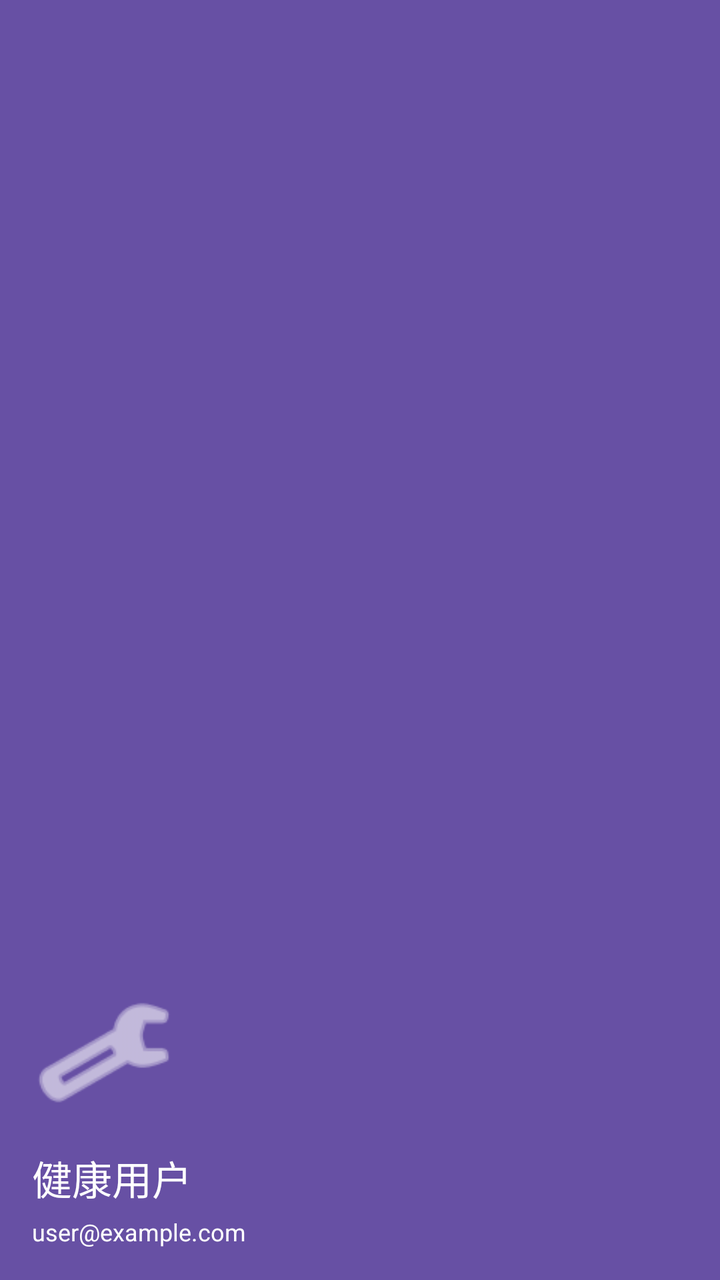
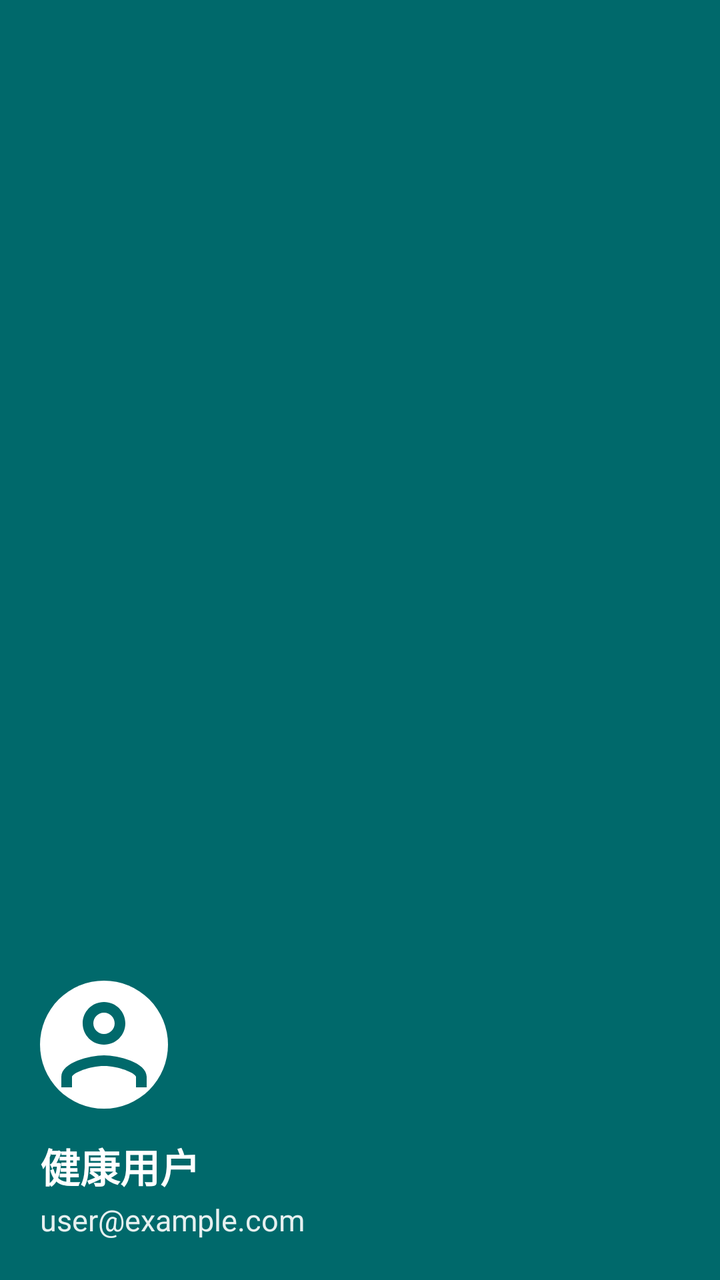

Before-and-after screenshots of an Android layout around one commit, followed by the original layout XML and the change that was made.
<!-- AndroidManifest.xml: application theme Theme.AIHealth_ALL -->
<!-- res/layout/nav_header.xml -->
<?xml version="1.0" encoding="utf-8"?>
<LinearLayout xmlns:android="http://schemas.android.com/apk/res/android"
    xmlns:app="http://schemas.android.com/apk/res-auto"
    android:layout_width="match_parent"
    android:layout_height="180dp"
    android:background="@color/primary"
    android:gravity="bottom"
    android:orientation="vertical"
    android:padding="16dp"
    android:theme="@style/ThemeOverlay.AppCompat.Dark">

    <ImageView
        android:layout_width="72dp"
        android:layout_height="72dp"
        android:src="@android:drawable/ic_menu_manage"
        android:contentDescription="用户头像"
        app:tint="@color/white" />

    <TextView
        android:id="@+id/tv_username"
        android:layout_width="wrap_content"
        android:layout_height="wrap_content"
        android:layout_marginTop="12dp"
        android:text="健康用户"
        android:textAppearance="@style/TextAppearance.AppCompat.Title"
        android:textColor="@color/white" />

    <TextView
        android:id="@+id/tv_email"
        android:layout_width="wrap_content"
        android:layout_height="wrap_content"
        android:layout_marginTop="4dp"
        android:text="user@example.com"
        android:textAppearance="@style/TextAppearance.AppCompat.Caption"
        android:textColor="@color/white" />

</LinearLayout>
<!-- resources referenced by this layout -->
<resources>
  <color name="primary">#6750A4</color>
  <style name="Theme.AIHealth_ALL" parent="Theme.MaterialComponents.DayNight.NoActionBar">
          
          <item name="colorPrimary">@color/primary</item>
          <item name="colorPrimaryVariant">@color/primary_dark</item>
          <item name="colorOnPrimary">@color/white</item>
  
          
          <item name="colorSecondary">@color/secondary</item>
          <item name="colorSecondaryVariant">@color/secondary_dark</item>
          <item name="colorOnSecondary">@color/white</item>
  
          
          <item name="android:statusBarColor">?attr/colorPrimaryVariant</item>
  
          
          <item name="android:windowBackground">@color/background</item>
  
          
          <item name="materialButtonStyle">@style/Widget.MaterialComponents.Button</item>
          <item name="materialButtonOutlinedStyle">@style/Widget.MaterialComponents.Button.OutlinedButton</item>
      </style>
  <color name="primary_dark">#4F378B</color>
  <color name="secondary">#625B71</color>
  <color name="secondary_dark">#4A4458</color>
  <color name="background">#FFFBFE</color>
  <!-- unchanged entries left out for length: 1 -->
</resources>

<!-- the commit's change to res/layout/nav_header.xml (unified diff, before → after) -->
@@ -2,36 +2,36 @@
 <LinearLayout xmlns:android="http://schemas.android.com/apk/res/android"
     xmlns:app="http://schemas.android.com/apk/res-auto"
     android:layout_width="match_parent"
-    android:layout_height="180dp"
+    android:layout_height="176dp"
     android:background="@color/primary"
-    android:gravity="bottom"
+    android:gravity="bottom|start"
     android:orientation="vertical"
-    android:padding="16dp"
-    android:theme="@style/ThemeOverlay.AppCompat.Dark">
+    android:padding="20dp">
 
     <ImageView
-        android:layout_width="72dp"
-        android:layout_height="72dp"
-        android:src="@android:drawable/ic_menu_manage"
+        android:layout_width="64dp"
+        android:layout_height="64dp"
+        android:src="@drawable/ic_person"
+        android:background="@drawable/bg_avatar_white"
         android:contentDescription="用户头像"
-        app:tint="@color/white" />
+        app:tint="@color/primary" />
 
     <TextView
         android:id="@+id/tv_username"
         android:layout_width="wrap_content"
         android:layout_height="wrap_content"
-        android:layout_marginTop="12dp"
+        android:layout_marginTop="14dp"
         android:text="健康用户"
-        android:textAppearance="@style/TextAppearance.AppCompat.Title"
+        android:textSize="20sp"
+        android:textStyle="bold"
         android:textColor="@color/white" />
 
     <TextView
         android:id="@+id/tv_email"
         android:layout_width="wrap_content"
         android:layout_height="wrap_content"
-        android:layout_marginTop="4dp"
+        android:layout_marginTop="2dp"
         android:text="user@example.com"
-        android:textAppearance="@style/TextAppearance.AppCompat.Caption"
-        android:textColor="@color/white" />
-
+        android:textSize="15sp"
+        android:textColor="#E6FFFFFF" />
 </LinearLayout>
<!-- resource entries referenced after the edit -->
@@ -1,31 +1,115 @@
 <!-- resources referenced by this layout -->
 <resources>
-  <color name="primary">#6750A4</color>
-  <style name="Theme.AIHealth_ALL" parent="Theme.MaterialComponents.DayNight.NoActionBar">
+  <color name="primary">#00696B</color>
+  <!-- drawable bg_avatar_white (drawable) -->
+  <?xml version="1.0" encoding="utf-8"?>
+  <shape xmlns:android="http://schemas.android.com/apk/res/android"
+      android:shape="oval">
+      <solid android:color="#FFFFFF" />
+  </shape>
+  <!-- drawable ic_person (drawable) -->
+  <?xml version="1.0" encoding="utf-8"?>
+  <vector xmlns:android="http://schemas.android.com/apk/res/android"
+      android:width="24dp"
+      android:height="24dp"
+      android:viewportWidth="24"
+      android:viewportHeight="24"
+      android:tint="?attr/colorOnSurface">
+      <group>
+          <path
+              android:fillColor="#FFFFFFFF"
+              android:pathData="M12,6c1.1,0 2,0.9 2,2s-0.9,2 -2,2 -2,-0.9 -2,-2 0.9,-2 2,-2m0,10c2.7,0 5.8,1.29 6,2v2H6v-2c0.2,-0.71 3.3,-2 6,-2m0-12C9.79,4 8,5.79 8,8s1.79,4 4,4 4,-1.79 4,-4 -1.79,-4 -4,-4m0,10c-2.67,0 -8,1.34 -8,4v2h16v-2c0,-2.66 -5.33,-4 -8,-4z" />
+      </group>
+  </vector>
+  <style name="Theme.AIHealth_ALL" parent="Theme.Material3.Light.NoActionBar">
           
           <item name="colorPrimary">@color/primary</item>
-          <item name="colorPrimaryVariant">@color/primary_dark</item>
-          <item name="colorOnPrimary">@color/white</item>
+          <item name="colorOnPrimary">@color/on_primary</item>
+          <item name="colorPrimaryContainer">@color/primary_container</item>
+          <item name="colorOnPrimaryContainer">@color/on_primary_container</item>
+          <item name="colorPrimaryInverse">@color/primary_light</item>
   
           
           <item name="colorSecondary">@color/secondary</item>
-          <item name="colorSecondaryVariant">@color/secondary_dark</item>
-          <item name="colorOnSecondary">@color/white</item>
+          <item name="colorOnSecondary">@color/on_secondary</item>
+          <item name="colorSecondaryContainer">@color/secondary_container</item>
+          <item name="colorOnSecondaryContainer">@color/on_secondary_container</item>
   
           
-          <item name="android:statusBarColor">?attr/colorPrimaryVariant</item>
+          <item name="colorTertiary">@color/tertiary</item>
+          <item name="colorOnTertiary">@color/on_tertiary</item>
+          <item name="colorTertiaryContainer">@color/tertiary_container</item>
+          <item name="colorOnTertiaryContainer">@color/on_tertiary_container</item>
+  
+          
+          <item name="colorError">@color/error</item>
+          <item name="colorOnError">@color/on_error</item>
+          <item name="colorErrorContainer">@color/error_container</item>
+          <item name="colorOnErrorContainer">@color/on_error_container</item>
+  
+          
+          <item name="android:colorBackground">@color/background</item>
+          <item name="colorOnBackground">@color/on_background</item>
+          <item name="colorSurface">@color/surface</item>
+          <item name="colorOnSurface">@color/on_surface</item>
+          <item name="colorSurfaceVariant">@color/surface_variant</item>
+          <item name="colorOnSurfaceVariant">@color/on_surface_variant</item>
+          <item name="colorSurfaceInverse">@color/surface_container_highest</item>
+          <item name="colorOnSurfaceInverse">@color/on_surface_inverse</item>
+  
+          
+          <item name="colorOutline">@color/outline</item>
+          <item name="colorOutlineVariant">@color/outline_variant</item>
   
           
           <item name="android:windowBackground">@color/background</item>
+          <item name="android:statusBarColor">@color/primary</item>
+          <item name="android:navigationBarColor">@color/surface</item>
+          <item name="android:windowLightStatusBar">false</item>
   
           
-          <item name="materialButtonStyle">@style/Widget.MaterialComponents.Button</item>
-          <item name="materialButtonOutlinedStyle">@style/Widget.MaterialComponents.Button.OutlinedButton</item>
+          <item name="shapeAppearanceSmallComponent">@style/ShapeAppearance.AIHealth.Small</item>
+          <item name="shapeAppearanceMediumComponent">@style/ShapeAppearance.AIHealth.Medium</item>
+          <item name="shapeAppearanceLargeComponent">@style/ShapeAppearance.AIHealth.Large</item>
       </style>
-  <color name="primary_dark">#4F378B</color>
-  <color name="secondary">#625B71</color>
-  <color name="secondary_dark">#4A4458</color>
-  <color name="background">#FFFBFE</color>
+  <color name="on_primary">#FFFFFF</color>
+  <color name="primary_container">#9CF2F2</color>
+  <color name="on_primary_container">#002020</color>
+  <color name="primary_light">#9CF2F2</color>
+  <color name="secondary">#4A6363</color>
+  <color name="on_secondary">#FFFFFF</color>
+  <color name="secondary_container">#CDE8E8</color>
+  <color name="on_secondary_container">#051F1F</color>
+  <color name="tertiary">#8A5000</color>
+  <color name="on_tertiary">#FFFFFF</color>
+  <color name="tertiary_container">#FFDDB0</color>
+  <color name="on_tertiary_container">#2C1600</color>
+  <color name="error">#BA1A1A</color>
+  <color name="on_error">#FFFFFF</color>
+  <color name="error_container">#FFDAD6</color>
+  <color name="on_error_container">#410002</color>
+  <color name="background">#F6FBFA</color>
+  <color name="on_background">#191C1C</color>
+  <color name="surface">#F6FBFA</color>
+  <color name="on_surface">#191C1C</color>
+  <color name="surface_variant">#DAE5E4</color>
+  <color name="on_surface_variant">#3F4949</color>
+  <color name="surface_container_highest">#DEE4E4</color>
+  <color name="on_surface_inverse">#EFF1F1</color>
+  <color name="outline">#6F7978</color>
+  <color name="outline_variant">#BFC9C8</color>
+  <style name="ShapeAppearance.AIHealth.Small" parent="">
+          <item name="cornerFamily">rounded</item>
+          <item name="cornerSize">12dp</item>
+      </style>
+  <style name="ShapeAppearance.AIHealth.Medium" parent="">
+          <item name="cornerFamily">rounded</item>
+          <item name="cornerSize">20dp</item>
+      </style>
+  <style name="ShapeAppearance.AIHealth.Large" parent="">
+          <item name="cornerFamily">rounded</item>
+          <item name="cornerSize">28dp</item>
+      </style>
   <!-- unchanged entries left out for length: 1 -->
 </resources>
 
